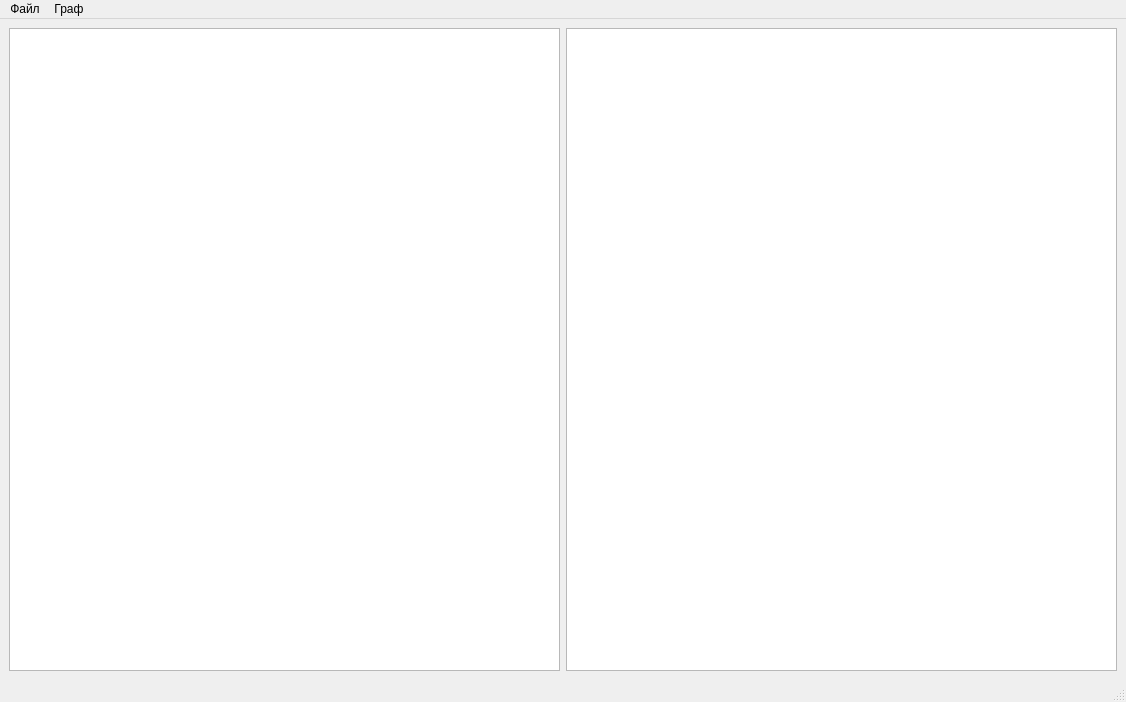
Above: ui/design/design.ui from maksiplus19/graphs before the change. Below: the same form after it.
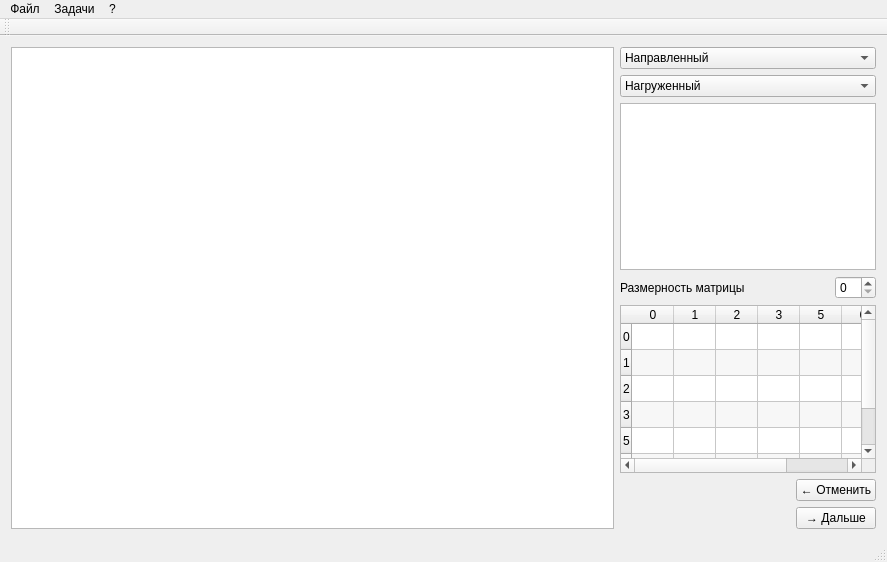
That is the form after the change. Custom widgets are drawn as their Qt base class.

Commit message: Now is using new ui

Patch:
```diff
--- a/ui/design/design.ui
+++ b/ui/design/design.ui
@@ -6,51 +6,344 @@
    <rect>
     <x>0</x>
     <y>0</y>
-    <width>1126</width>
-    <height>702</height>
+    <width>887</width>
+    <height>562</height>
    </rect>
   </property>
   <property name="windowTitle">
    <string>Графоид</string>
   </property>
-  <widget class="QWidget" name="centralwidget">
-   <layout class="QHBoxLayout" name="horizontalLayout">
+  <widget class="QWidget" name="centralWidget">
+   <layout class="QHBoxLayout" name="horizontalLayout_6" stretch="1,0">
     <item>
      <widget class="QGraphView" name="graphView"/>
     </item>
     <item>
-     <widget class="QTableView" name="tableView"/>
+     <layout class="QVBoxLayout" name="verticalLayout">
+      <item>
+       <widget class="QComboBox" name="cmbDirect">
+        <item>
+         <property name="text">
+          <string>Направленный</string>
+         </property>
+        </item>
+        <item>
+         <property name="text">
+          <string>Ненаправленный</string>
+         </property>
+        </item>
+       </widget>
+      </item>
+      <item>
+       <widget class="QComboBox" name="cmbWeight">
+        <item>
+         <property name="text">
+          <string>Нагруженный</string>
+         </property>
+        </item>
+        <item>
+         <property name="text">
+          <string>Ненагруженный</string>
+         </property>
+        </item>
+       </widget>
+      </item>
+      <item>
+       <widget class="QTextEdit" name="textEdit">
+        <property name="focusPolicy">
+         <enum>Qt::ClickFocus</enum>
+        </property>
+       </widget>
+      </item>
+      <item>
+       <layout class="QHBoxLayout" name="horizontalLayout_4">
+        <item>
+         <widget class="QLabel" name="lblMatrSize">
+          <property name="text">
+           <string>Размерность матрицы</string>
+          </property>
+         </widget>
+        </item>
+        <item>
+         <spacer name="horizontalSpacer_4">
+          <property name="orientation">
+           <enum>Qt::Horizontal</enum>
+          </property>
+          <property name="sizeHint" stdset="0">
+           <size>
+            <width>40</width>
+            <height>20</height>
+           </size>
+          </property>
+         </spacer>
+        </item>
+        <item>
+         <widget class="QSpinBox" name="spbMatrSize"/>
+        </item>
+       </layout>
+      </item>
+      <item>
+       <widget class="QTableWidget" name="tableWidgetMatr">
+        <property name="maximumSize">
+         <size>
+          <width>16777204</width>
+          <height>16777215</height>
+         </size>
+        </property>
+        <property name="sizeIncrement">
+         <size>
+          <width>0</width>
+          <height>0</height>
+         </size>
+        </property>
+        <property name="baseSize">
+         <size>
+          <width>7</width>
+          <height>14</height>
+         </size>
+        </property>
+        <property name="dragEnabled">
+         <bool>false</bool>
+        </property>
+        <property name="dragDropMode">
+         <enum>QAbstractItemView::NoDragDrop</enum>
+        </property>
+        <property name="alternatingRowColors">
+         <bool>true</bool>
+        </property>
+        <property name="selectionMode">
+         <enum>QAbstractItemView::ExtendedSelection</enum>
+        </property>
+        <property name="iconSize">
+         <size>
+          <width>1</width>
+          <height>0</height>
+         </size>
+        </property>
+        <property name="textElideMode">
+         <enum>Qt::ElideLeft</enum>
+        </property>
+        <property name="showGrid">
+         <bool>true</bool>
+        </property>
+        <property name="gridStyle">
+         <enum>Qt::SolidLine</enum>
+        </property>
+        <property name="sortingEnabled">
+         <bool>false</bool>
+        </property>
+        <property name="rowCount">
+         <number>7</number>
+        </property>
+        <property name="columnCount">
+         <number>7</number>
+        </property>
+        <attribute name="horizontalHeaderCascadingSectionResizes">
+         <bool>false</bool>
+        </attribute>
+        <attribute name="horizontalHeaderDefaultSectionSize">
+         <number>42</number>
+        </attribute>
+        <attribute name="horizontalHeaderMinimumSectionSize">
+         <number>39</number>
+        </attribute>
+        <attribute name="horizontalHeaderShowSortIndicator" stdset="0">
+         <bool>false</bool>
+        </attribute>
+        <attribute name="horizontalHeaderStretchLastSection">
+         <bool>false</bool>
+        </attribute>
+        <attribute name="verticalHeaderCascadingSectionResizes">
+         <bool>false</bool>
+        </attribute>
+        <attribute name="verticalHeaderDefaultSectionSize">
+         <number>25</number>
+        </attribute>
+        <attribute name="verticalHeaderMinimumSectionSize">
+         <number>26</number>
+        </attribute>
+        <attribute name="verticalHeaderShowSortIndicator" stdset="0">
+         <bool>false</bool>
+        </attribute>
+        <attribute name="verticalHeaderStretchLastSection">
+         <bool>false</bool>
+        </attribute>
+        <row>
+         <property name="text">
+          <string>0</string>
+         </property>
+        </row>
+        <row>
+         <property name="text">
+          <string>1</string>
+         </property>
+        </row>
+        <row>
+         <property name="text">
+          <string>2</string>
+         </property>
+        </row>
+        <row>
+         <property name="text">
+          <string>3</string>
+         </property>
+        </row>
+        <row/>
+        <row/>
+        <row/>
+        <column>
+         <property name="text">
+          <string>0</string>
+         </property>
+         <property name="font">
+          <font>
+           <weight>50</weight>
+           <bold>false</bold>
+          </font>
+         </property>
+        </column>
+        <column>
+         <property name="text">
+          <string>1</string>
+         </property>
+         <property name="font">
+          <font>
+           <weight>50</weight>
+           <bold>false</bold>
+          </font>
+         </property>
+        </column>
+        <column>
+         <property name="text">
+          <string>2</string>
+         </property>
+        </column>
+        <column>
+         <property name="text">
+          <string>3</string>
+         </property>
+        </column>
+        <column/>
+        <column/>
+        <column/>
+        <item row="0" column="0">
+         <property name="text">
+          <string/>
+         </property>
+         <property name="font">
+          <font>
+           <weight>75</weight>
+           <bold>true</bold>
+          </font>
+         </property>
+        </item>
+        <item row="1" column="0">
+         <property name="text">
+          <string/>
+         </property>
+         <property name="font">
+          <font>
+           <weight>75</weight>
+           <bold>true</bold>
+          </font>
+         </property>
+        </item>
+       </widget>
+      </item>
+      <item>
+       <layout class="QHBoxLayout" name="horizontalLayout_3">
+        <item>
+         <spacer name="horizontalSpacer">
+          <property name="orientation">
+           <enum>Qt::Horizontal</enum>
+          </property>
+          <property name="sizeHint" stdset="0">
+           <size>
+            <width>40</width>
+            <height>20</height>
+           </size>
+          </property>
+         </spacer>
+        </item>
+        <item>
+         <widget class="QPushButton" name="btnCancel">
+          <property name="text">
+           <string>← Отменить</string>
+          </property>
+         </widget>
+        </item>
+       </layout>
+      </item>
+      <item>
+       <layout class="QHBoxLayout" name="horizontalLayout_2">
+        <item>
+         <spacer name="horizontalSpacer_2">
+          <property name="orientation">
+           <enum>Qt::Horizontal</enum>
+          </property>
+          <property name="sizeHint" stdset="0">
+           <size>
+            <width>40</width>
+            <height>20</height>
+           </size>
+          </property>
+         </spacer>
+        </item>
+        <item>
+         <widget class="QPushButton" name="btnNext">
+          <property name="text">
+           <string>→ Дальше</string>
+          </property>
+         </widget>
+        </item>
+       </layout>
+      </item>
+     </layout>
     </item>
    </layout>
   </widget>
-  <widget class="QMenuBar" name="menubar">
+  <widget class="QToolBar" name="mainToolBar">
+   <attribute name="toolBarArea">
+    <enum>TopToolBarArea</enum>
+   </attribute>
+   <attribute name="toolBarBreak">
+    <bool>false</bool>
+   </attribute>
+  </widget>
+  <widget class="QStatusBar" name="statusBar"/>
+  <widget class="QMenuBar" name="menuBar">
    <property name="geometry">
     <rect>
      <x>0</x>
      <y>0</y>
-     <width>1126</width>
+     <width>887</width>
      <height>21</height>
     </rect>
    </property>
-   <widget class="QMenu" name="menu_file">
+   <widget class="QMenu" name="menuFile">
     <property name="title">
      <string>Файл</string>
     </property>
     <addaction name="action_tasks"/>
     <addaction name="action_question"/>
    </widget>
-   <widget class="QMenu" name="menu_graph">
+   <widget class="QMenu" name="menuInfo">
     <property name="title">
-     <string>Граф</string>
+     <string>?</string>
     </property>
     <addaction name="action_open_graph"/>
     <addaction name="action_save_graph"/>
    </widget>
-   <addaction name="menu_file"/>
-   <addaction name="menu_graph"/>
+   <widget class="QMenu" name="menuTasks">
+    <property name="title">
+     <string>Задачи</string>
+    </property>
+   </widget>
+   <addaction name="menuFile"/>
+   <addaction name="menuTasks"/>
+   <addaction name="menuInfo"/>
   </widget>
-  <widget class="QStatusBar" name="statusbar"/>
-  <action name="action_tasks">
+  <action name="actionSave">
    <property name="text">
     <string>Задачи теории графов</string>
    </property>
@@ -71,6 +364,7 @@
    </property>
   </action>
  </widget>
+ <layoutdefault spacing="6" margin="11"/>
  <customwidgets>
   <customwidget>
    <class>QGraphView</class>
```
Left out of the diff: 30 changed lines with no effect on the pictures. The commit also changes 2 other files.
